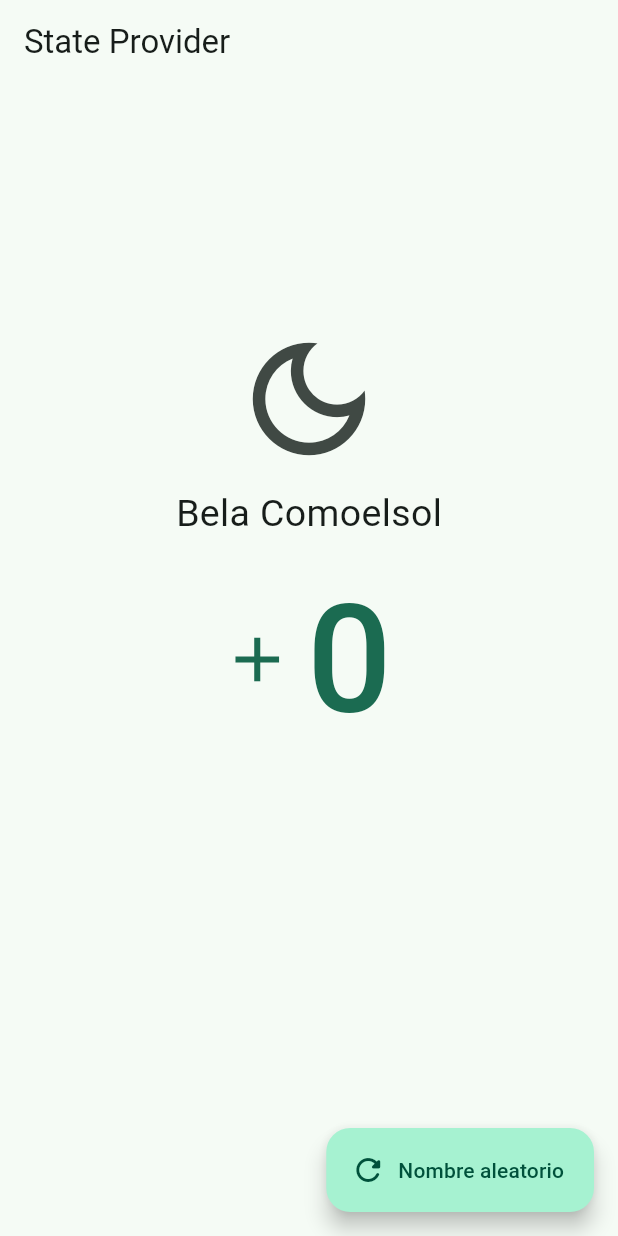
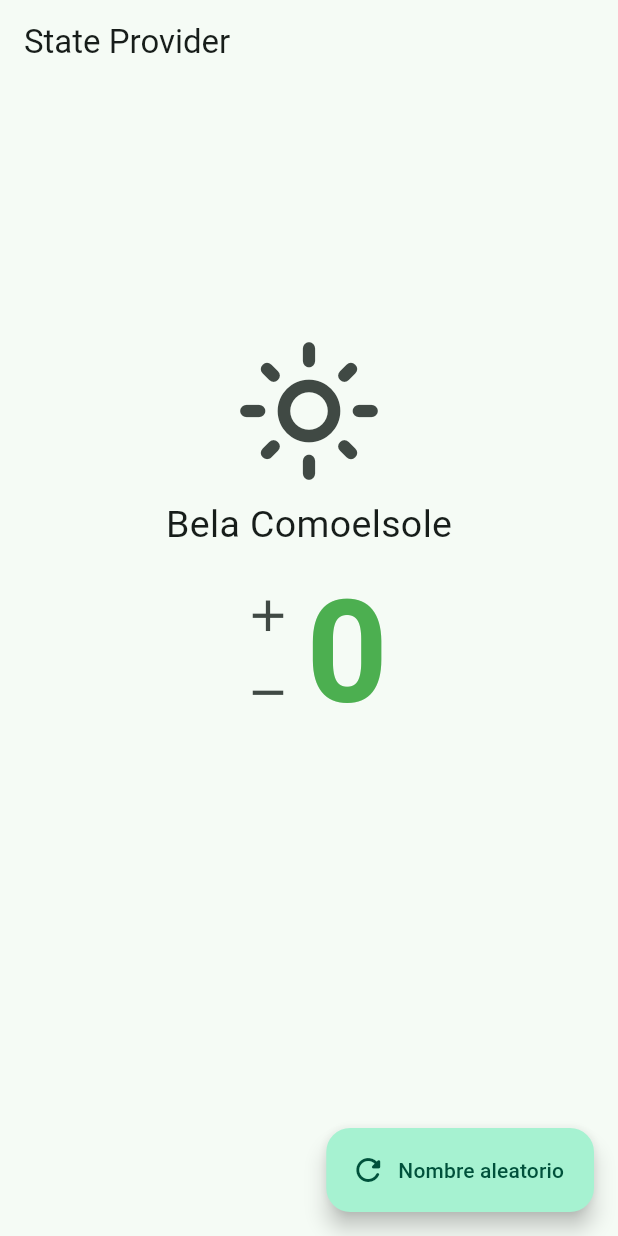
Before and after one commit to emagnu/prv_gen, a Flutter app: the StateProviderScreen screen opened by its route, on a phone screen of 412 x 824 dp. Run offline on Flutter 3.47's test engine with Material 3 defaults, Android fonts, the phone set to English and light mode, and no system bars; our stand-ins replace dio, flutter_riverpod, go_router, riverpod_annotation; missing offline and left inert: random_name_generator; generated files the repository leaves out were written again.

Commit message:
added al state Riverpod

```diff
--- a/lib/main.dart
+++ b/lib/main.dart
@@ -6,6 +6,7 @@ import 'package:go_router/go_router.dart';
 //  IMPORT FILES
 import 'config/router/app_router.dart';
 import 'config/theme/app_theme.dart';
+import 'presentation/providers/providers.dart';
 //  //   ///
 
 void main() {
@@ -18,11 +19,13 @@ class MyApp extends ConsumerWidget {
   @override
   Widget build(BuildContext context, WidgetRef ref) {
     final GoRouter appRouter = ref.watch(appRouterProvider);
+    final bool isDarkmode = ref.watch(toggleThemeProvider);
 
     return MaterialApp.router(
       title: 'Todos los Providers de Riverpod con Generation',
       debugShowCheckedModeBanner: false,
-      theme: AppTheme(isDarkmode: false).getTheme(),
+      // theme: AppTheme(isDarkmode: false).getTheme(),
+      theme: AppTheme(isDarkmode: isDarkmode).getTheme(),
       routerConfig: appRouter,
       // theme: ThemeData(
       //   colorScheme: ColorScheme.fromSeed(seedColor: Colors.indigo),
--- a/lib/presentation/providers/providers.dart
+++ b/lib/presentation/providers/providers.dart
@@ -1 +1,2 @@
 export './hello_world_provider.dart';
+export './state_providers.dart';
--- a/lib/presentation/screens/03_state_provider/state_provider_screen.dart
+++ b/lib/presentation/screens/03_state_provider/state_provider_screen.dart
@@ -1,14 +1,22 @@
 //  //   ///
 //  IMPORT LIBRARIES
 import 'package:flutter/material.dart';
+import 'package:flutter_riverpod/flutter_riverpod.dart';
+import 'package:prv_gen/config/helpers/random_generator.dart';
 //  IMPORT FILES
+import '../../providers/providers.dart';
+
 //  //   ///
 
-class StateProviderScreen extends StatelessWidget {
+class StateProviderScreen extends ConsumerWidget {
   const StateProviderScreen({super.key});
 
   @override
-  Widget build(BuildContext context) {
+  Widget build(BuildContext context, WidgetRef ref) {
+    final int counter = ref.watch(counterProvider);
+    final bool toggleTheme = ref.watch(toggleThemeProvider);
+    final String name = ref.watch(userNameProvider);
+
     return Scaffold(
       appBar: AppBar(
         title: const Text('State Provider'),
@@ -21,17 +29,48 @@ class StateProviderScreen extends StatelessWidget {
           ),
           IconButton(
             // icon: const Icon( Icons.light_mode_outlined, size: 100 ),
-            icon: const Icon(Icons.dark_mode_outlined, size: 100),
-            onPressed: () {},
+            icon: toggleTheme
+                ? const Icon(Icons.dark_mode_outlined, size: 100)
+                : const Icon(Icons.light_mode_outlined, size: 100),
+            onPressed: () {
+              ref.read(toggleThemeProvider.notifier).toggleTheme();
+            },
           ),
-          const Text('Bela Comoelsol', style: TextStyle(fontSize: 25)),
-          TextButton.icon(
-            icon: const Icon(
-              Icons.add,
-              size: 50,
-            ),
-            label: const Text('0', style: TextStyle(fontSize: 100)),
-            onPressed: () {},
+          Text(name, style: const TextStyle(fontSize: 25)),
+          // const Text('Bela Comoelsol', style: TextStyle(fontSize: 25)),
+          // TextButton.icon(
+          //   icon: const Icon(
+          //     Icons.add,
+          //     size: 50,
+          //   ),
+          //   label: const Text('0', style: TextStyle(fontSize: 100)),
+          //   onPressed: () {},
+          // ),
+          Row(
+            mainAxisAlignment: MainAxisAlignment.center,
+            children: <Widget>[
+              Column(
+                children: <Widget>[
+                  IconButton(
+                    onPressed: () {
+                      ref.read(counterProvider.notifier).increment();
+                    },
+                    icon: const Icon(Icons.add, size: 35),
+                  ),
+                  IconButton(
+                    onPressed: () {
+                      ref.read(counterProvider.notifier).decrement();
+                    },
+                    icon: const Icon(Icons.remove, size: 35),
+                  ),
+                ],
+              ),
+              Text('$counter', // '0',
+                  style: const TextStyle(
+                      fontSize: 95,
+                      color: Colors.green,
+                      fontWeight: FontWeight.bold)),
+            ],
           ),
           const Spacer(flex: 2),
         ],
@@ -39,7 +78,12 @@ class StateProviderScreen extends StatelessWidget {
       floatingActionButton: FloatingActionButton.extended(
         label: const Text('Nombre aleatorio'),
         icon: const Icon(Icons.refresh_rounded),
-        onPressed: () {},
+        onPressed: () {
+          debugPrint('Nombre aleatorio - pressed');
+          ref
+              .read(userNameProvider.notifier)
+              .updateName(RandomGenerator.getRandomName());
+        },
       ),
     );
   }
```
Also changed, not shown: lib/presentation/providers/state_providers.dart (added, +54 -0 lines), lib/presentation/providers/state_providers.g.dart (added).
